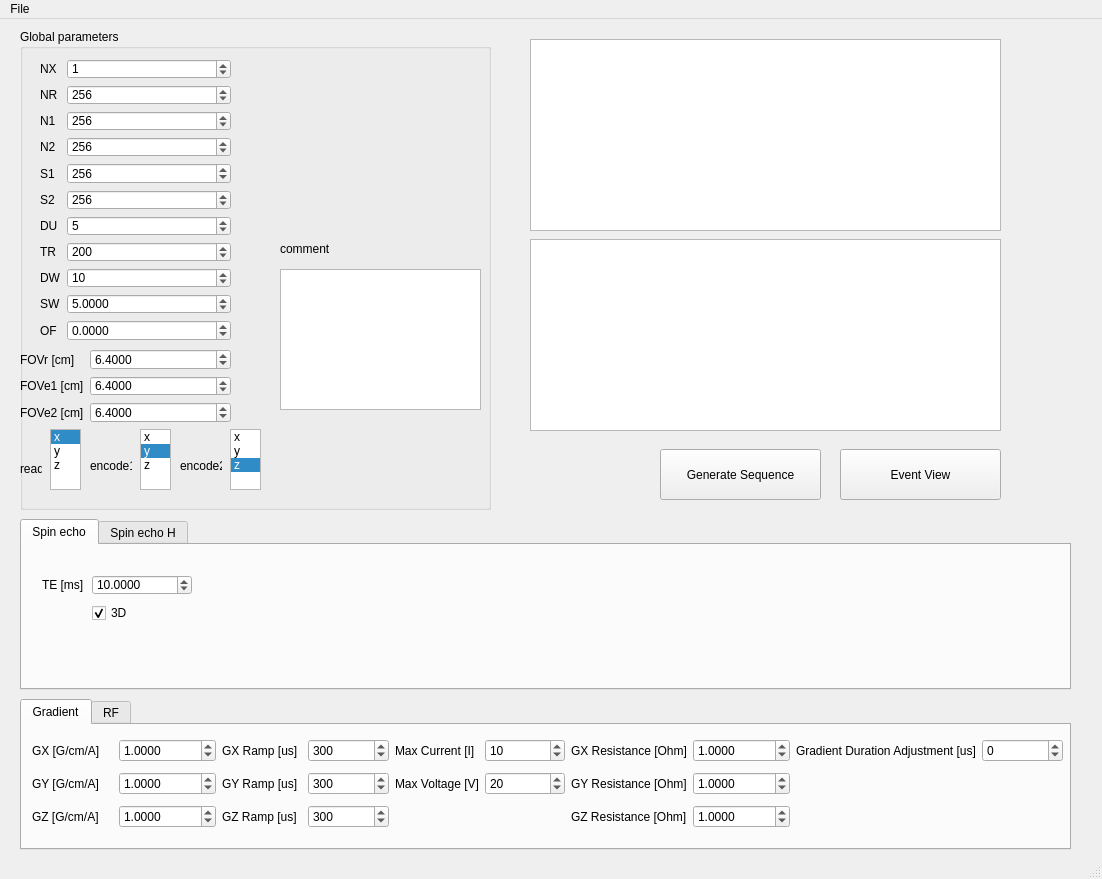
Before: the Qt Designer form SeqGen/SeqGenMainwindow.ui in haishi-tomoyuki/mri-master, drawn with Qt 5.
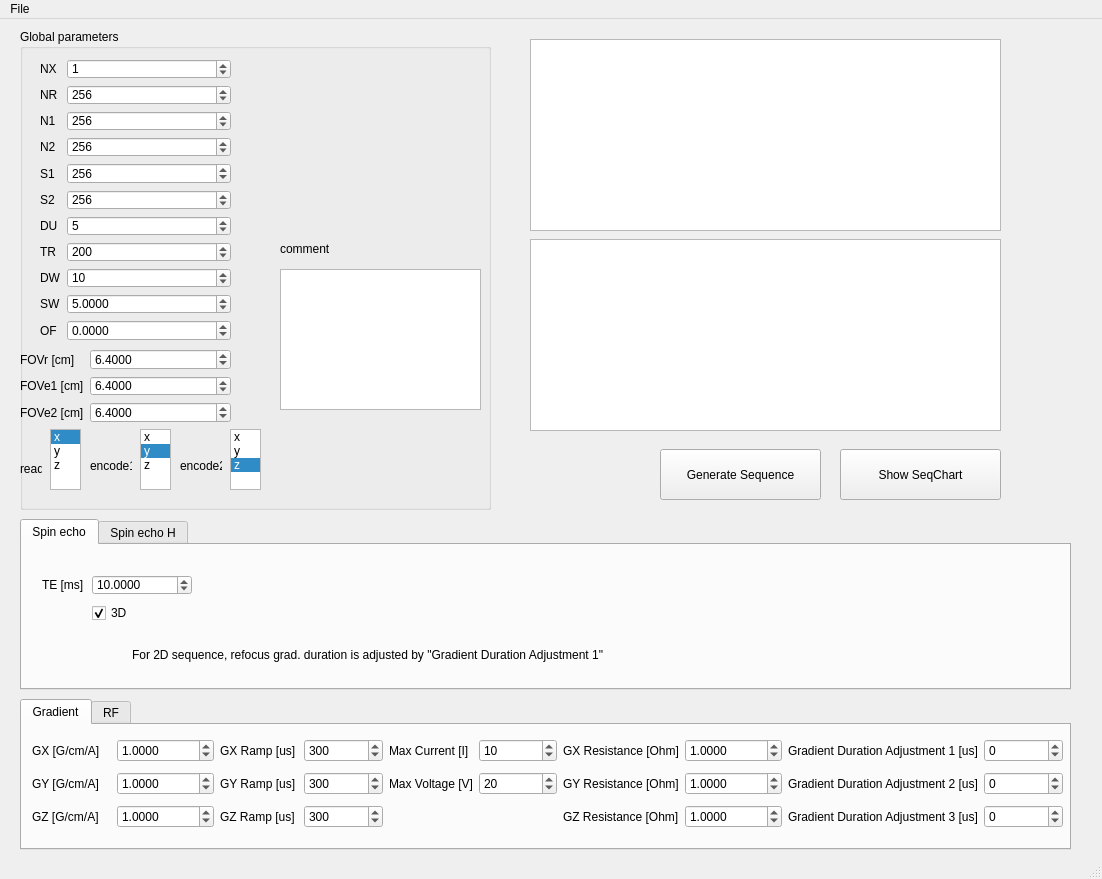
After: the same form once the commit is applied. The open tabs and pages were chosen to show the change.

The edit to the form file:
```diff
--- a/SeqGen/SeqGenMainwindow.ui
+++ b/SeqGen/SeqGenMainwindow.ui
@@ -565,6 +565,32 @@
        <bool>true</bool>
       </property>
      </widget>
+     <widget class="QLabel" name="label_28">
+      <property name="geometry">
+       <rect>
+        <x>90</x>
+        <y>100</y>
+        <width>481</width>
+        <height>20</height>
+       </rect>
+      </property>
+      <property name="text">
+       <string/>
+      </property>
+     </widget>
+     <widget class="QLabel" name="label_29">
+      <property name="geometry">
+       <rect>
+        <x>110</x>
+        <y>100</y>
+        <width>491</width>
+        <height>20</height>
+       </rect>
+      </property>
+      <property name="text">
+       <string>For 2D sequence, refocus grad. duration is adjusted by &quot;Gradient Duration Adjustment 1&quot;</string>
+      </property>
+     </widget>
     </widget>
     <widget class="QWidget" name="tab_Spinecho_H">
      <attribute name="title">
@@ -756,7 +782,7 @@
        <item row="0" column="8">
         <widget class="QLabel" name="label_25">
          <property name="text">
-          <string>Gradient Duration Adjustment [us]</string>
+          <string>Gradient Duration Adjustment 1 [us]</string>
          </property>
         </widget>
        </item>
@@ -883,7 +909,53 @@
         </widget>
        </item>
        <item row="0" column="9">
-        <widget class="QDoubleSpinBox" name="doubleSpinBox_GDA">
+        <widget class="QDoubleSpinBox" name="doubleSpinBox_GDA1">
+         <property name="decimals">
+          <number>0</number>
+         </property>
+         <property name="minimum">
+          <double>-10000000.000000000000000</double>
+         </property>
+         <property name="maximum">
+          <double>10000000.000000000000000</double>
+         </property>
+         <property name="value">
+          <double>0.000000000000000</double>
+         </property>
+        </widget>
+       </item>
+       <item row="1" column="8">
+        <widget class="QLabel" name="label_26">
+         <property name="text">
+          <string>Gradient Duration Adjustment 2 [us]</string>
+         </property>
+        </widget>
+       </item>
+       <item row="1" column="9">
+        <widget class="QDoubleSpinBox" name="doubleSpinBox_GDA2">
+         <property name="decimals">
+          <number>0</number>
+         </property>
+         <property name="minimum">
+          <double>-10000000.000000000000000</double>
+         </property>
+         <property name="maximum">
+          <double>10000000.000000000000000</double>
+         </property>
+         <property name="value">
+          <double>0.000000000000000</double>
+         </property>
+        </widget>
+       </item>
+       <item row="2" column="8">
+        <widget class="QLabel" name="label_27">
+         <property name="text">
+          <string>Gradient Duration Adjustment 3 [us]</string>
+         </property>
+        </widget>
+       </item>
+       <item row="2" column="9">
+        <widget class="QDoubleSpinBox" name="doubleSpinBox_GDA3">
          <property name="decimals">
           <number>0</number>
          </property>
@@ -986,7 +1058,7 @@
      </rect>
     </property>
     <property name="text">
-     <string>Event View</string>
+     <string>Show SeqChart</string>
     </property>
    </widget>
    <widget class="QLabel" name="label_39">
```
Left out of the diff: 5 changed lines with no effect on the pictures.
